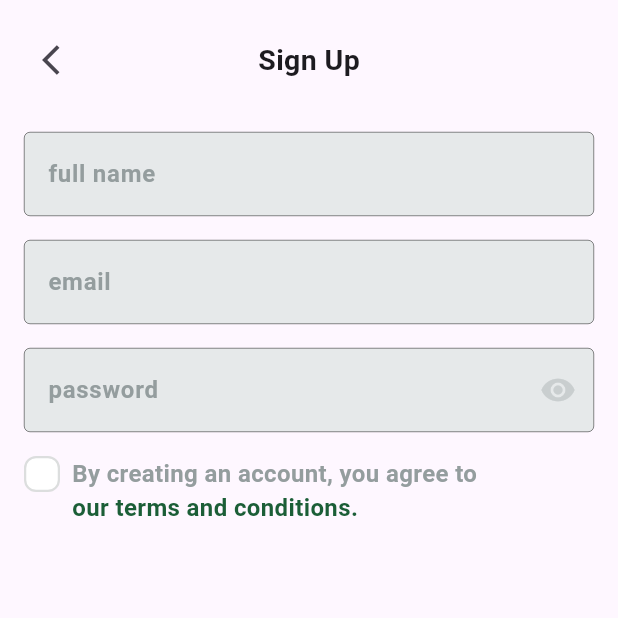
After one commit to menna-ahmed123/Fruit_Hub_flutter, a Flutter app: the SignUpScreen screen opened by its route, on a phone screen of 412 x 824 dp, the top half of it. The commit adds this screen. Run offline on Flutter 3.47's test engine with Material 3 defaults, Android fonts, the phone set to English and light mode, and no system bars; our stand-ins replace dots_indicator, flutter_svg, shared_preferences; accounts and stored records are empty.

Commit message:
add checkBox

```diff
--- a/lib/core/helper/on_generate_routes.dart
+++ b/lib/core/helper/on_generate_routes.dart
@@ -1,5 +1,6 @@
 import 'package:flutter/material.dart';
 import 'package:fruit_hub_app/feature/auth/presentation/views/login_screen.dart';
+import 'package:fruit_hub_app/feature/auth/presentation/views/sign_up_screen.dart';
 import 'package:fruit_hub_app/feature/on_bording/presentation/views/on_bording_screen.dart';
 import 'package:fruit_hub_app/feature/splash/presentation/views/splash_screen.dart';
 
@@ -11,8 +12,10 @@ Route<dynamic> onGenerateRoute(RouteSettings settings) {
 
     case OnBording.routeName:
       return MaterialPageRoute(builder: (_) => const OnBording());
-    case AuthScreen.routeName:
-      return MaterialPageRoute(builder: (_) => const AuthScreen());
+    case LoginScreen.routeName:
+      return MaterialPageRoute(builder: (_) => const LoginScreen());
+      case SignUpScreen.routeName:
+      return MaterialPageRoute(builder: (_) => const SignUpScreen());
 
     default:
       // صفحة للطرق غير المعروفة
--- a/lib/core/utils/app_images.dart
+++ b/lib/core/utils/app_images.dart
@@ -13,6 +13,10 @@ class Assets {
   /// Assets for imagesBackground2
   /// assets/images/background2.svg
   static const String imagesBackground2 = "assets/images/background2.svg";
+
+  /// Assets for imagesCheck
+  /// assets/images/check.svg
+  static const String imagesCheck = "assets/images/check.svg";
 
   /// Assets for imagesFruitBasket
   /// assets/images/fruit_basket.svg
--- a/lib/feature/auth/presentation/views/login_screen.dart
+++ b/lib/feature/auth/presentation/views/login_screen.dart
@@ -1,11 +1,10 @@
 import 'package:flutter/material.dart';
-import 'package:fruit_hub_app/core/widgets/custom_app_par.dart';
 import 'package:fruit_hub_app/feature/auth/presentation/views/widgets/login_screen_body.dart';
 
-class AuthScreen extends StatelessWidget {
-  const AuthScreen({super.key});
+class LoginScreen extends StatelessWidget {
+  const LoginScreen({super.key});
 
-    static const routeName = "auth";
+    static const routeName = "login";
 
 
   @override
--- /dev/null
+++ b/lib/feature/auth/presentation/views/sign_up_screen.dart
@@ -0,0 +1,16 @@
+import 'package:flutter/material.dart';
+import 'package:fruit_hub_app/feature/auth/presentation/views/widgets/sign_up__body.dart';
+
+class SignUpScreen extends StatelessWidget {
+  const SignUpScreen({super.key});
+
+      static const routeName = "signUp";
+
+
+  @override
+  Widget build(BuildContext context) {
+    return Scaffold(
+      body: SignUpBody(),
+    );
+  }
+}
--- /dev/null
+++ b/lib/feature/auth/presentation/views/widgets/conditions_and_terms.dart
@@ -0,0 +1,64 @@
+import 'package:flutter/material.dart';
+import 'package:fruit_hub_app/core/utils/app_colors.dart';
+import 'package:fruit_hub_app/core/utils/app_text_styles.dart';
+import 'package:fruit_hub_app/feature/auth/presentation/views/widgets/custom_check_box.dart';
+
+class TermsAndConditionsWidget extends StatefulWidget {
+  const TermsAndConditionsWidget({super.key, required this.onChanged});
+
+  final ValueChanged<bool> onChanged;
+
+  @override
+  State<TermsAndConditionsWidget> createState() =>
+      _TermsAndConditionsWidgetState();
+}
+
+class _TermsAndConditionsWidgetState extends State<TermsAndConditionsWidget> {
+  bool isTermsAccepted = false;
+
+  @override
+  Widget build(BuildContext context) {
+    return Row(
+      crossAxisAlignment: CrossAxisAlignment.start, // ⭐ مهم
+      children: [
+        CustomCheckBox(
+          isChecked: isTermsAccepted,
+          onChecked: (value) {
+            setState(() {
+              isTermsAccepted = value;
+            });
+            widget.onChanged(value);
+          },
+        ),
+        const SizedBox(width: 8), // مسافة مظبوطة
+        Expanded(
+          child: Text.rich(
+            TextSpan(
+              children: [
+                TextSpan(
+                  text: "By creating an account, you agree to\n",
+                  style: TextStyles.semiBold16.copyWith(
+                    color: const Color(0xFF949D9E),
+                  ),
+                ),
+                TextSpan(
+                  text: "our terms ",
+                  style: TextStyles.semiBold16.copyWith(
+                    color: AppColors.primaryColor,
+                  ),
+                ),
+                TextSpan(
+                  text: "and conditions.",
+                  style: TextStyles.semiBold16.copyWith(
+                    color: AppColors.primaryColor,
+                  ),
+                ),
+              ],
+            ),
+            textAlign: TextAlign.start, // ⭐
+          ),
+        ),
+      ],
+    );
+  }
+}
--- /dev/null
+++ b/lib/feature/auth/presentation/views/widgets/custom_check_box.dart
@@ -0,0 +1,42 @@
+import 'package:flutter/material.dart';
+import 'package:flutter_svg/svg.dart';
+import 'package:fruit_hub_app/core/utils/app_colors.dart';
+import 'package:fruit_hub_app/core/utils/app_images.dart';
+
+class CustomCheckBox extends StatelessWidget {
+  const CustomCheckBox(
+      {super.key, required this.isChecked, required this.onChecked});
+  final bool isChecked;
+  final ValueChanged<bool> onChecked;
+  @override
+  Widget build(BuildContext context) {
+    return GestureDetector(
+      onTap: () {
+        onChecked(!isChecked);
+      },
+      child: AnimatedContainer(
+        width: 24,
+        height: 24,
+        duration: const Duration(milliseconds: 100),
+        decoration: ShapeDecoration(
+          color: isChecked ? AppColors.primaryColor : Colors.white,
+          shape: RoundedRectangleBorder(
+            side: BorderSide(
+              width: 1.50,
+              color: isChecked ? Colors.transparent : const Color(0xFFDCDEDE),
+            ),
+            borderRadius: BorderRadius.circular(8),
+          ),
+        ),
+        child: isChecked
+            ? Padding(
+                padding: const EdgeInsets.all(2),
+                child: SvgPicture.asset(
+                  Assets.imagesCheck,
+                ),
+              )
+            : const SizedBox(),
+      ),
+    );
+  }
+}
--- a/lib/feature/auth/presentation/views/widgets/dont_have_acc.dart
+++ b/lib/feature/auth/presentation/views/widgets/dont_have_acc.dart
@@ -1,13 +1,13 @@
 import 'package:flutter/material.dart';
 import 'package:fruit_hub_app/core/utils/app_colors.dart';
 import 'package:fruit_hub_app/core/utils/app_text_styles.dart';
+import 'package:fruit_hub_app/feature/auth/presentation/views/sign_up_screen.dart';
 
 class CustomText extends StatelessWidget {
   const CustomText({super.key, required this.text1, required this.text2});
 
   final String text1;
-    final String text2;
-
+  final String text2;
 
   @override
   Widget build(BuildContext context) {
@@ -19,11 +19,14 @@ class CustomText extends StatelessWidget {
           style: TextStyles.semiBold16.copyWith(color: Color(0xff616A6B)),
         ),
         GestureDetector(
-
+          onTap: () {
+            Navigator.pushNamed(context, SignUpScreen.routeName);
+          },
           child: Text(
-            text2
-            ,
-            style: TextStyles.semiBold16.copyWith(color: AppColors.primaryColor),
+            text2,
+            style: TextStyles.semiBold16.copyWith(
+              color: AppColors.primaryColor,
+            ),
           ),
         ),
       ],
--- a/lib/feature/auth/presentation/views/widgets/login_screen_body.dart
+++ b/lib/feature/auth/presentation/views/widgets/login_screen_body.dart
@@ -28,7 +28,7 @@ class LoginScreenBody extends StatelessWidget {
 
             SizedBox(height:16),
 
-            CustomTextFormField(hintText: "pawwsord", textInputType: TextInputType.visiblePassword,
+            CustomTextFormField(hintText: "password", textInputType: TextInputType.visiblePassword,
             icon: IconButton(onPressed: (){}, icon: Icon(Icons.remove_red_eye,color: Color(0xffC9CECF),)),
             ),
                         SizedBox(height: 16),
--- /dev/null
+++ b/lib/feature/auth/presentation/views/widgets/sign_up__body.dart
@@ -0,0 +1,54 @@
+import 'package:flutter/material.dart';
+import 'package:fruit_hub_app/constants.dart';
+import 'package:fruit_hub_app/core/widgets/custom_app_par.dart';
+import 'package:fruit_hub_app/core/widgets/custom_text_form_field.dart';
+import 'package:fruit_hub_app/feature/auth/presentation/views/widgets/conditions_and_terms.dart';
+
+class SignUpBody extends StatefulWidget {
+  const SignUpBody({super.key});
+
+  @override
+  State<SignUpBody> createState() => _SignUpBodyState();
+}
+
+class _SignUpBodyState extends State<SignUpBody> {
+    late bool isTermsAccepted = false;
+
+  @override
+  Widget build(BuildContext context) {
+    return SingleChildScrollView(
+      child: Padding(
+        padding: const EdgeInsets.symmetric(horizontal:horizintalPadding ),
+        child: Column(
+          children: [
+            SizedBox(height: 16),
+            CustomAppPar(title: "Sign Up"),
+             SizedBox(height: 24),
+
+            CustomTextFormField(hintText: "full name", textInputType: TextInputType.name),
+            SizedBox(height:16 ,),
+            CustomTextFormField(
+              hintText: "email",
+              textInputType: TextInputType.emailAddress,
+            ),
+            SizedBox(height: 16),
+            CustomTextFormField(
+              hintText: "password",
+              textInputType: TextInputType.visiblePassword,
+              icon: IconButton(
+                onPressed: () {},
+                icon: Icon(Icons.remove_red_eye, color: Color(0xffC9CECF)),
+              ),
+            ),
+            SizedBox(height: 16),
+              TermsAndConditionsWidget(
+              onChanged: (value) {
+                isTermsAccepted = value;
+              },
+            ),
+          ],
+        ),
+      ),
+    );
+  }
+}
--- a/lib/feature/on_bording/presentation/views/widgets/on_bording_body.dart
+++ b/lib/feature/on_bording/presentation/views/widgets/on_bording_body.dart
@@ -65,7 +65,7 @@ class _OnBordingBodyState extends State<OnBordingBody> {
                   Prefs.setBool(kIsOnBordingCompletedKey, true);
                 Navigator.of(
                   context,
-                ).pushReplacementNamed(AuthScreen.routeName);
+                ).pushReplacementNamed(LoginScreen.routeName);
               },
               text: "Start Now",
             ),
--- a/lib/feature/splash/presentation/views/widgets/splash_screen_body.dart
+++ b/lib/feature/splash/presentation/views/widgets/splash_screen_body.dart
@@ -39,7 +39,7 @@ class _SplashScreenBodyState extends State<SplashScreenBody> {
     Future.delayed(Duration(seconds: 5), () {
       bool isOnBordingCompleted = Prefs.getBool(kIsOnBordingCompletedKey) ?? false;
       if (isOnBordingCompleted) {
-        Navigator.pushReplacementNamed(context, AuthScreen.routeName);
+        Navigator.pushReplacementNamed(context, LoginScreen.routeName);
       } else {
         Navigator.pushReplacementNamed(context, OnBording.routeName);
       }
```
Also changed, not shown: assets/images/check.svg (added).
